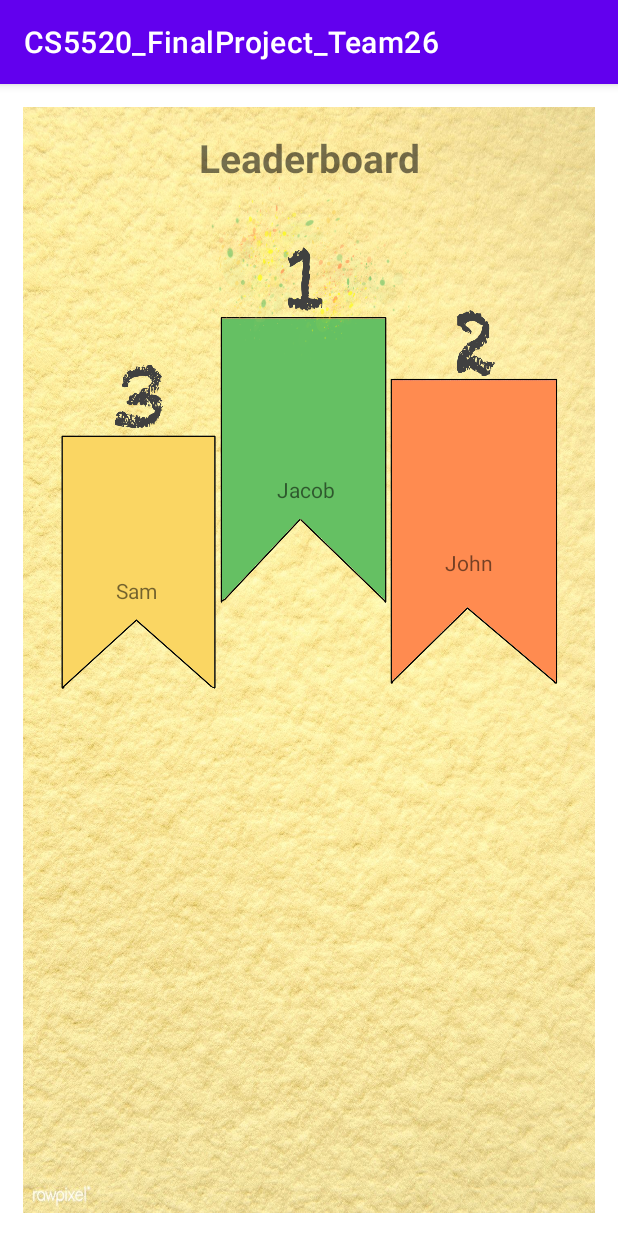
After one commit to avantidorle/CS5520_FinalProject_Team26, an Android app: the Leaderboard screen opened directly, with no data from a screen before it, on a phone screen of 412 x 824 dp. The commit adds this screen. Run offline under Robolectric (Android 15) with nearby library versions, the phone set to English and light mode, and no system bars.

Commit message:
Add questions location updated, and leaderboard partial done

```diff
--- a/app/src/main/AndroidManifest.xml
+++ b/app/src/main/AndroidManifest.xml
@@ -26,6 +26,9 @@
             android:name=".AddQuestion"
             android:exported="false"
             android:windowSoftInputMode="adjustResize"/>
+        <activity
+            android:name=".Leaderboard"
+            android:exported="false"/>
     </application>
 
 </manifest>
--- a/app/src/main/java/edu/neu/madcourse/cs5520_finalproject_team26/AddQuestion.java
+++ b/app/src/main/java/edu/neu/madcourse/cs5520_finalproject_team26/AddQuestion.java
@@ -20,6 +20,7 @@ import java.util.ArrayList;
 import java.util.Arrays;
 import java.util.List;
 import java.util.Objects;
+import java.util.UUID;
 
 import edu.neu.madcourse.cs5520_finalproject_team26.models.Location;
 import edu.neu.madcourse.cs5520_finalproject_team26.models.Question;
@@ -27,8 +28,7 @@ import edu.neu.madcourse.cs5520_finalproject_team26.models.Question;
 public class AddQuestion extends AppCompatActivity implements View.OnClickListener {
 
     private static final String CREATED_BY = "testUser";
-    private static final double LATITUDE = 0;
-    private static final double LONGITUDE = 0;
+    private static final String ADDRESS = "1209 Boylston, Boston, MA";
 
     private Button addQuestion;
     private EditText questionText;
@@ -92,7 +92,8 @@ public class AddQuestion extends AppCompatActivity implements View.OnClickListen
     }
 
     private void updateLocation(Question question) {
-        Location location = new Location(LATITUDE, LONGITUDE);
+        Location location = new Location(ADDRESS, question.getQuestionId());
+        final boolean[] found = {false};
         databaseReference = FirebaseDatabase.getInstance("https://mad-finalproject-team26-default-rtdb.firebaseio.com/")
                 .getReference("locations");
 
@@ -101,12 +102,20 @@ public class AddQuestion extends AppCompatActivity implements View.OnClickListen
             public void onDataChange(@NonNull DataSnapshot snapshot) {
                 if(snapshot.exists()) {
                     for (DataSnapshot snap: snapshot.getChildren()) {
-                        boolean found = String.valueOf(LATITUDE).equals(Objects.requireNonNull(snap.child("latitude").getValue()).toString())
-                                && String.valueOf(LONGITUDE).equals(Objects.requireNonNull(snap.child("longitude").getValue()).toString());
-                        if(found) {
-                            //TODO add in it's questions list if exists else add new location entry.
+                        found[0] = ADDRESS.equals(Objects.requireNonNull(snap.child("location").getValue()).toString());
+                        if(found[0]) {
+                            snap.child("questions").getRef().child(UUID.randomUUID().toString())
+                                    .setValue(question.getQuestionId());
+
+                            break;
                         }
                     }
+                    if(!found[0]) {
+                        databaseReference.push().setValue(location);
+                    }
+                }
+                else {
+                    databaseReference.push().setValue(location);
                 }
             }
 
--- /dev/null
+++ b/app/src/main/java/edu/neu/madcourse/cs5520_finalproject_team26/Leaderboard.java
@@ -0,0 +1,62 @@
+package edu.neu.madcourse.cs5520_finalproject_team26;
+
+import android.os.Bundle;
+import android.view.View;
+import android.widget.ArrayAdapter;
+import android.widget.ImageView;
+import android.widget.ListView;
+import android.widget.TextView;
+
+import androidx.appcompat.app.AppCompatActivity;
+
+import java.util.ArrayList;
+import java.util.List;
+
+public class Leaderboard  extends AppCompatActivity implements View.OnClickListener  {
+
+    private ImageView firstPositionAvatar;
+    private ImageView secondPositionAvatar;
+    private ImageView thirdPositionAvatar;
+    private TextView firstPositionText;
+    private TextView secondPositionText;
+    private TextView thirdPositionText;
+    private ListView rankList;
+
+    protected void onCreate(Bundle savedInstanceState) {
+        super.onCreate(savedInstanceState);
+
+        setContentView(R.layout.activity_leaderboard);
+        firstPositionText = findViewById(R.id.first_position_text);
+        secondPositionText = findViewById(R.id.second_position_text);
+        thirdPositionText = findViewById(R.id.third_position_text);
+
+        firstPositionAvatar = findViewById(R.id.first_position_avatar);
+        secondPositionAvatar = findViewById(R.id.second_position_avatar);
+        thirdPositionAvatar = findViewById(R.id.third_position_avatar);
+
+        rankList = findViewById(R.id.rank_list);
+
+        showOtherRanks();
+    }
+
+    private void showOtherRanks() {
+        List<String> list = new ArrayList();
+
+
+
+
+
+
+        ArrayAdapter<String> array;
+        array = new ArrayAdapter<String>(
+                this,
+                R.layout.rank_item,
+                list);
+        rankList.setAdapter(array);
+    }
+
+    @Override
+    public void onClick(View v) {
+
+    }
+}
--- a/app/src/main/java/edu/neu/madcourse/cs5520_finalproject_team26/models/Location.java
+++ b/app/src/main/java/edu/neu/madcourse/cs5520_finalproject_team26/models/Location.java
@@ -1,19 +1,25 @@
 package edu.neu.madcourse.cs5520_finalproject_team26.models;
 
+import java.util.HashMap;
+import java.util.Map;
+import java.util.UUID;
+
 public class Location {
-    private final double latitude;
-    private final double longitude;
 
-    public Location(double latitude, double longitude) {
-        this.latitude = latitude;
-        this.longitude = longitude;
+    private String location;
+    private Map<String, String> questions;
+
+    public Location(String location, String questions) {;
+        this.location = location;
+        this.questions = new HashMap<>();
+        this.questions.put(UUID.randomUUID().toString(), questions);
     }
 
-   public double getLatitude() {
-        return latitude;
+   public String getLocation() {
+        return location;
    }
 
-   public double getLongitude() {
-        return longitude;
+   public Map<String,String> getQuestions() {
+        return questions;
    }
 }
--- /dev/null
+++ b/app/src/main/res/layout/activity_leaderboard.xml
@@ -0,0 +1,142 @@
+<?xml version="1.0" encoding="utf-8"?>
+
+<ScrollView  xmlns:android="http://schemas.android.com/apk/res/android"
+    xmlns:app="http://schemas.android.com/apk/res-auto"
+    xmlns:tools="http://schemas.android.com/tools"
+    android:layout_width="match_parent"
+    android:layout_height="match_parent"
+    android:layout_margin="15dp"
+    android:fillViewport="true"
+    android:background="@drawable/background2"
+    >
+
+    <androidx.constraintlayout.widget.ConstraintLayout
+        android:layout_width="match_parent"
+        android:layout_height="wrap_content">
+
+        <TextView
+            android:id="@+id/leaderboard_title"
+            android:layout_width="0dp"
+            android:layout_height="wrap_content"
+            android:layout_marginStart="16dp"
+            android:layout_marginTop="16dp"
+            android:layout_marginEnd="16dp"
+            android:gravity="center_horizontal|center_vertical"
+            android:text="@string/leaderboard_title"
+            android:textSize="26sp"
+            android:textStyle="bold"
+            app:layout_constraintBottom_toTopOf="@+id/podium_view"
+            app:layout_constraintEnd_toEndOf="parent"
+            app:layout_constraintHorizontal_bias="0.0"
+            app:layout_constraintHorizontal_weight="1"
+            app:layout_constraintStart_toStartOf="parent"
+            app:layout_constraintTop_toTopOf="parent"
+            app:layout_constraintVertical_weight="2" />
+
+        <ImageView
+            android:id="@+id/podium_view"
+            android:layout_width="match_parent"
+            android:layout_height="350dp"
+            android:layout_marginStart="16dp"
+            android:layout_marginEnd="16dp"
+            android:scaleType="fitXY"
+            app:layout_constraintBottom_toTopOf="@+id/rank_list"
+            app:layout_constraintEnd_toEndOf="parent"
+            app:layout_constraintHorizontal_bias="0.0"
+            app:layout_constraintHorizontal_weight="4"
+            app:layout_constraintStart_toStartOf="parent"
+            app:layout_constraintTop_toBottomOf="@+id/leaderboard_title"
+            app:srcCompat="@drawable/podium" />
+
+        <ImageView
+            android:id="@+id/third_position_avatar"
+            android:layout_width="60dp"
+            android:layout_height="60dp"
+            android:layout_centerHorizontal="true"
+            android:layout_centerVertical="true"
+            android:layout_marginStart="30dp"
+            app:layout_constraintBottom_toTopOf="@+id/rank_list"
+            app:layout_constraintEnd_toStartOf="@+id/first_position_avatar"
+            app:layout_constraintHorizontal_bias="0.04"
+            app:layout_constraintStart_toStartOf="@+id/podium_view"
+            app:layout_constraintTop_toTopOf="@id/podium_view"
+            app:layout_constraintVertical_bias="0.665"
+            tools:srcCompat="@tools:sample/avatars" />
+
+        <ImageView
+            android:id="@+id/first_position_avatar"
+            android:layout_width="60dp"
+            android:layout_height="60dp"
+            app:layout_constraintBottom_toBottomOf="@+id/podium_view"
+            app:layout_constraintEnd_toEndOf="@+id/podium_view"
+            app:layout_constraintHorizontal_bias="0.483"
+            app:layout_constraintStart_toStartOf="@+id/podium_view"
+            app:layout_constraintTop_toTopOf="@+id/podium_view"
+            app:layout_constraintVertical_bias="0.424"
+            tools:srcCompat="@tools:sample/avatars" />
+
+        <ImageView
+            android:id="@+id/second_position_avatar"
+            android:layout_width="60dp"
+            android:layout_height="60dp"
+            app:layout_constraintBottom_toTopOf="@+id/second_position_text"
+            app:layout_constraintEnd_toEndOf="@+id/podium_view"
+            app:layout_constraintHorizontal_bias="0.611"
+            app:layout_constraintStart_toEndOf="@+id/first_position_avatar"
+            app:layout_constraintTop_toBottomOf="@+id/leaderboard_title"
+            app:layout_constraintVertical_bias="0.901"
+            tools:srcCompat="@tools:sample/avatars" />
+
+        <TextView
+            android:id="@+id/third_position_text"
+            android:layout_width="wrap_content"
+            android:layout_height="wrap_content"
+            android:text="Sam"
+            app:layout_constraintBottom_toBottomOf="@+id/podium_view"
+            app:layout_constraintEnd_toEndOf="parent"
+            app:layout_constraintHorizontal_bias="0.175"
+            app:layout_constraintStart_toStartOf="parent"
+            app:layout_constraintTop_toBottomOf="@+id/third_position_avatar"
+            app:layout_constraintVertical_bias="0.113" />
+
+        <TextView
+            android:id="@+id/first_position_text"
+            android:layout_width="wrap_content"
+            android:layout_height="wrap_content"
+            android:layout_marginTop="10dp"
+            android:text="Jacob"
+            app:layout_constraintBottom_toBottomOf="@+id/podium_view"
+            app:layout_constraintEnd_toStartOf="@+id/second_position_avatar"
+            app:layout_constraintHorizontal_bias="0.492"
+            app:layout_constraintStart_toEndOf="@+id/third_position_avatar"
+            app:layout_constraintTop_toBottomOf="@+id/first_position_avatar"
+            app:layout_constraintVertical_bias="0.007" />
+
+        <TextView
+            android:id="@+id/second_position_text"
+            android:layout_width="wrap_content"
+            android:layout_height="wrap_content"
+            android:layout_marginBottom="88dp"
+            android:text="John"
+            app:layout_constraintBottom_toTopOf="@+id/rank_list"
+            app:layout_constraintEnd_toEndOf="@+id/podium_view"
+            app:layout_constraintHorizontal_bias="0.836"
+            app:layout_constraintStart_toStartOf="@+id/podium_view" />
+
+        <ListView
+            android:id="@+id/rank_list"
+            android:layout_width="0dp"
+            android:layout_height="0dp"
+            android:layout_marginStart="16dp"
+            android:layout_marginEnd="16dp"
+            android:layout_marginBottom="8dp"
+            app:layout_constraintBottom_toBottomOf="parent"
+            app:layout_constraintEnd_toEndOf="parent"
+            app:layout_constraintStart_toStartOf="parent"
+            app:layout_constraintTop_toBottomOf="@+id/podium_view">
+
+        </ListView>
+
+    </androidx.constraintlayout.widget.ConstraintLayout>
+
+</ScrollView>
--- /dev/null
+++ b/app/src/main/res/layout/rank_item.xml
@@ -0,0 +1,8 @@
+<TextView xmlns:android="http://schemas.android.com/apk/res/android"
+    android:id="@+id/label"
+    android:layout_width="fill_parent"
+    android:layout_height="fill_parent"
+    android:padding="10dip"
+    android:textSize="16dip"
+    android:textStyle="bold" >
+</TextView>
--- a/app/src/main/res/values/strings.xml
+++ b/app/src/main/res/values/strings.xml
@@ -10,4 +10,5 @@
     <string name="option_d">D</string>
     <string name="answer">Answer</string>
     <string name="add_question">Add</string>
+    <string name="leaderboard_title">Leaderboard</string>
 </resources>
```
Also changed, not shown: app/src/main/res/drawable/podium.png (added).
